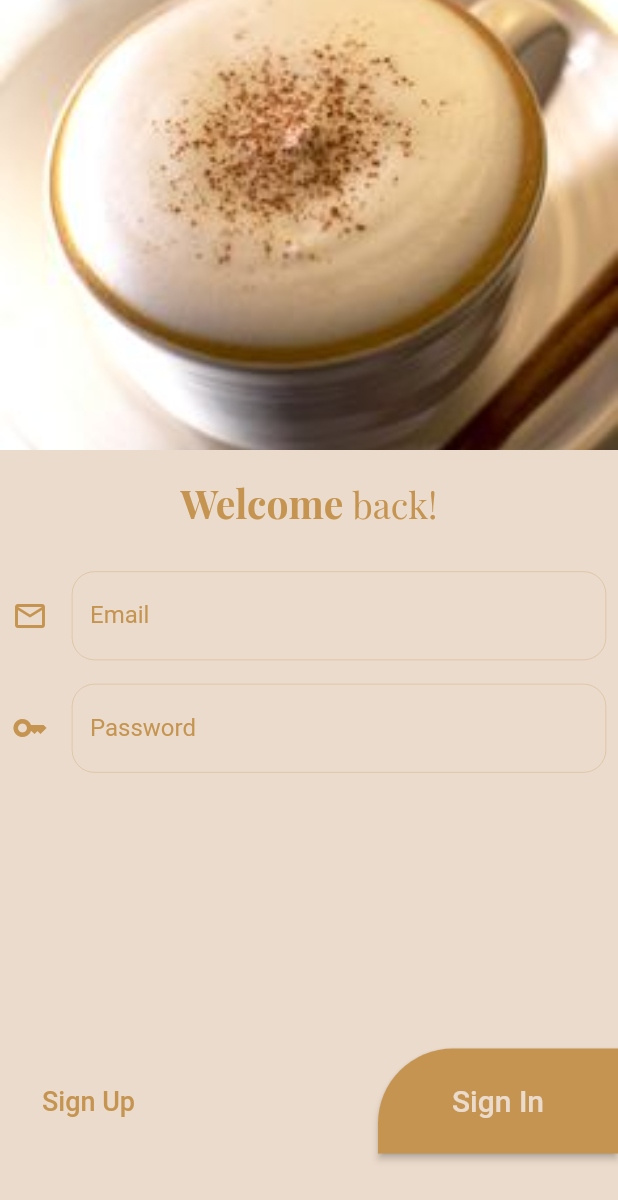
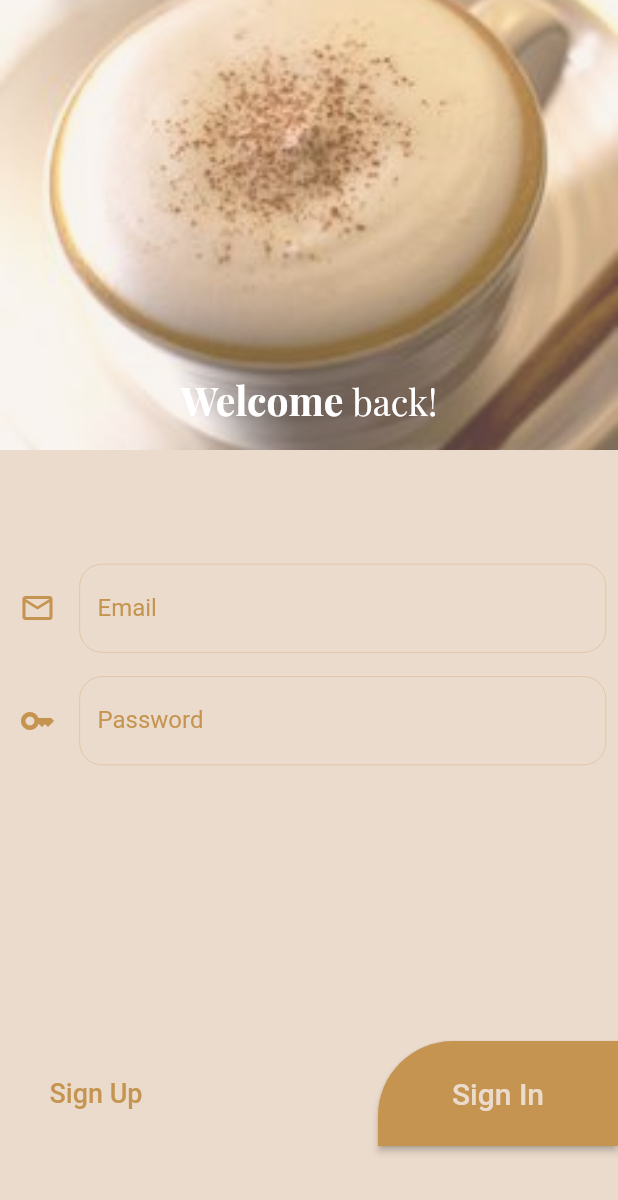
Before and after one commit to ahmed-mohamed74/coffee_shop, a Flutter app: the LoginPage screen opened directly, on a phone screen of 412 x 824 dp. Shown: the top 1200 px of the screen. Run offline on Flutter 3.47's test engine with Material 2 defaults, Android fonts, the phone set to English and light mode, and no system bars; our stand-ins replace awesome_dialog, bloc, blurrycontainer, curved_navigation_bar, dio, firebase_auth and 9 more; missing offline and left inert: dart:ffi; accounts and stored records are empty.

Commit message:
first version

```diff
--- a/lib/modules/login_page.dart
+++ b/lib/modules/login_page.dart
@@ -31,32 +31,34 @@ class _LoginPageState extends State<LoginPage> {
       backgroundColor: mainColor,
       appBar: AppBar(
         elevation: 0,
+        backgroundColor: mainColor,
         toolbarHeight: 300,
-        flexibleSpace: Container(
-          decoration: const BoxDecoration(
-            image: DecorationImage(
-              // image: AssetImage('assets/images/appbar1.jpg'),
-              image: AssetImage('assets/images/new/on_board1.jpg'),
-              // => https://i.pinimg.com/564x/61/3d/c9/613dc915419a18f33c0dddd5ac73140a.jpg
-              fit: BoxFit.cover,
+        flexibleSpace: Stack(
+          children: [
+            Positioned.fill(
+              child: Image.asset(
+                'assets/images/new/on_board1.jpg',
+                fit: BoxFit.cover,
+              ),
             ),
-          ),
-        ),
-      ),
-      body: SingleChildScrollView(
-        child: Padding(
-          padding: const EdgeInsets.only(top: 18),
-          child: Form(
-            key: _formKey,
-            child: Column(
-              children: [
-                Center(
+            Container(
+              decoration: BoxDecoration(
+                color: mainColor.withOpacity(0.3),
+              ),
+            ),
+            Positioned(
+              bottom: 0,
+              left: 0,
+              right: 0,
+              child: Padding(
+                padding: const EdgeInsets.all(16.0),
+                child: Center(
                   child: Text.rich(
                     TextSpan(
                         text: _isLogin ? 'Welcome ' : 'Register ',
                         style: GoogleFonts.playfairDisplay(
                           textStyle: TextStyle(
-                              color: subColor,
+                              color: Colors.white,
                               fontWeight: FontWeight.bold,
                               fontSize: 26),
                         ),
@@ -65,7 +67,7 @@ class _LoginPageState extends State<LoginPage> {
                             text: _isLogin ? 'back!' : 'now!!',
                             style: GoogleFonts.playfairDisplay(
                               textStyle: TextStyle(
-                                  color: subColor,
+                                  color: Colors.white,
                                   fontWeight: FontWeight.w300,
                                   fontSize: 24),
                             ),
@@ -73,7 +75,19 @@ class _LoginPageState extends State<LoginPage> {
                         ]),
                   ),
                 ),
-                const SizedBox(height: 20),
+              ),
+            ),
+          ],
+        ),
+      ),
+      body: SingleChildScrollView(
+        child: Padding(
+          padding: const EdgeInsets.only(top: 18,left: 5),
+          child: Form(
+            key: _formKey,
+            child: Column(
+              children: [
+                const SizedBox(height: 50),
                 Padding(
                   padding: const EdgeInsets.all(8.0),
                   child: TextFormField(
@@ -381,3 +395,19 @@ class _LoginPageState extends State<LoginPage> {
     }
   }
 }
+// AppBar(
+// elevation: 0,
+// toolbarHeight: 300,
+// flexibleSpace: PreferredSize(
+// preferredSize: Size.fromHeight(120.0),
+// child: Container(
+// decoration: const BoxDecoration(
+// image: DecorationImage(
+// // image: AssetImage('assets/images/appbar1.jpg'),
+// image: AssetImage('assets/images/new/on_board1.jpg'),
+// fit: BoxFit.cover,
+// ),
+// ),
+// ),
+// ),
+// ),
```
